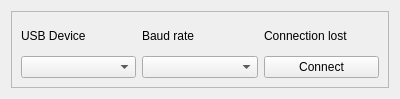
Old version of the form src/pyqtier/plugins/usb_plugin/views/templates/usb_control_with_baudrate.ui in the repository Korzhak/PyQtier.
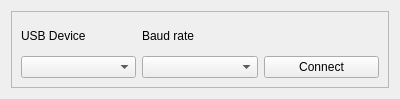
New version of the form. Custom widgets are drawn as their Qt base class.

Commit message: - rid off old connection lost label

Patch:
```diff
--- a/src/pyqtier/plugins/usb_plugin/views/templates/usb_control_with_baudrate.ui
+++ b/src/pyqtier/plugins/usb_plugin/views/templates/usb_control_with_baudrate.ui
@@ -37,13 +37,6 @@
         </property>
        </widget>
       </item>
-      <item row="0" column="2">
-       <widget class="QLabel" name="label_3">
-        <property name="text">
-         <string>Connection lost</string>
-        </property>
-       </widget>
-      </item>
       <item row="1" column="0">
        <widget class="ExtendedComboBox" name="cb_list_usb_devices"/>
       </item>
```
The commit also changes 3 other files.
